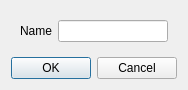
Qt form gui/textinputdialog.ui (metrodango/pip3line) before a commit.
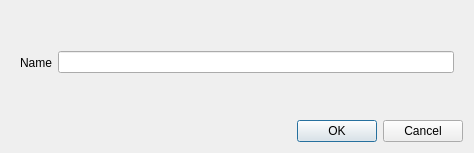
The same form after that commit.

```diff
--- a/gui/textinputdialog.ui
+++ b/gui/textinputdialog.ui
@@ -15,8 +15,8 @@
    <rect>
     <x>0</x>
     <y>0</y>
-    <width>183</width>
-    <height>67</height>
+    <width>474</width>
+    <height>153</height>
    </rect>
   </property>
   <property name="windowTitle">
```
Lines whose indentation alone changed are shown as unchanged.
